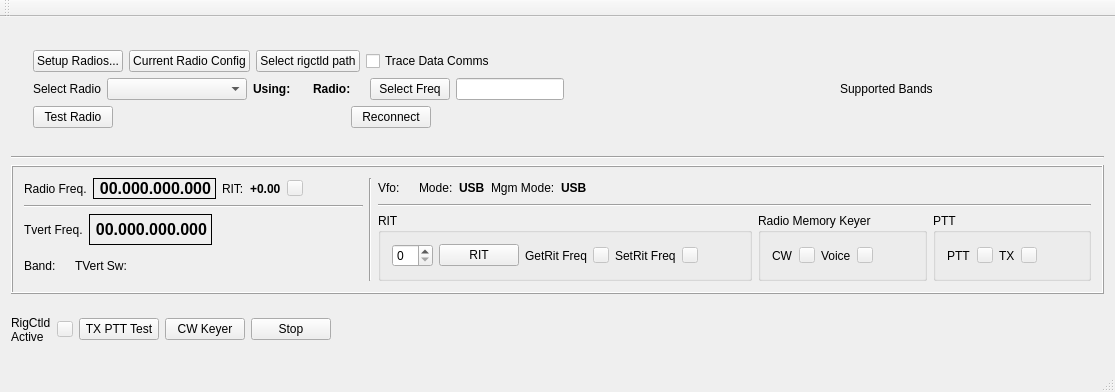
The window that mqt/MqtRigControl/rigcontrolmainwindow.ui (Rsclub22/Minos2-Mirror) describes before a commit, drawn with Qt 5.
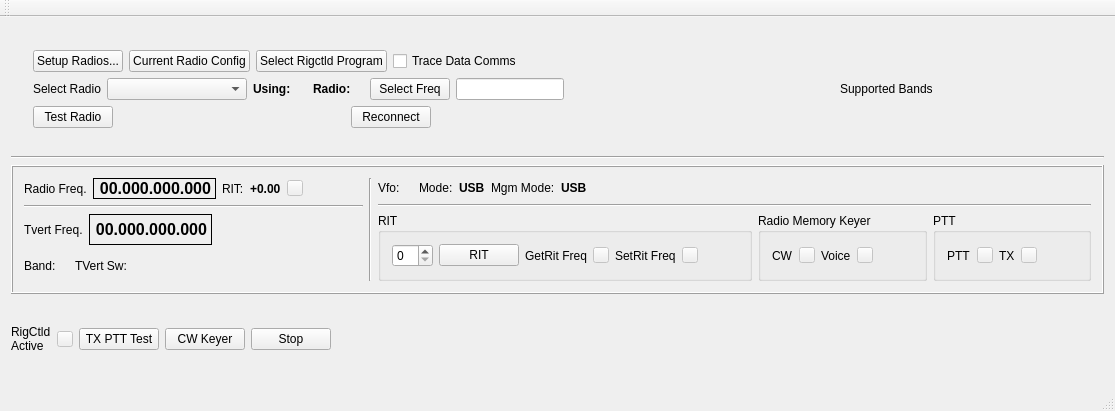
The same window after the commit. Custom widgets are drawn as their Qt base class.

```diff
--- a/mqt/MqtRigControl/rigcontrolmainwindow.ui
+++ b/mqt/MqtRigControl/rigcontrolmainwindow.ui
@@ -7,7 +7,7 @@
     <x>0</x>
     <y>0</y>
     <width>1115</width>
-    <height>392</height>
+    <height>411</height>
    </rect>
   </property>
   <property name="windowTitle">
@@ -40,7 +40,7 @@
             <item>
              <widget class="QPushButton" name="configRigctld">
               <property name="text">
-               <string>Select rigctld path</string>
+               <string>Select Rigctld Program</string>
               </property>
              </widget>
             </item>
```
